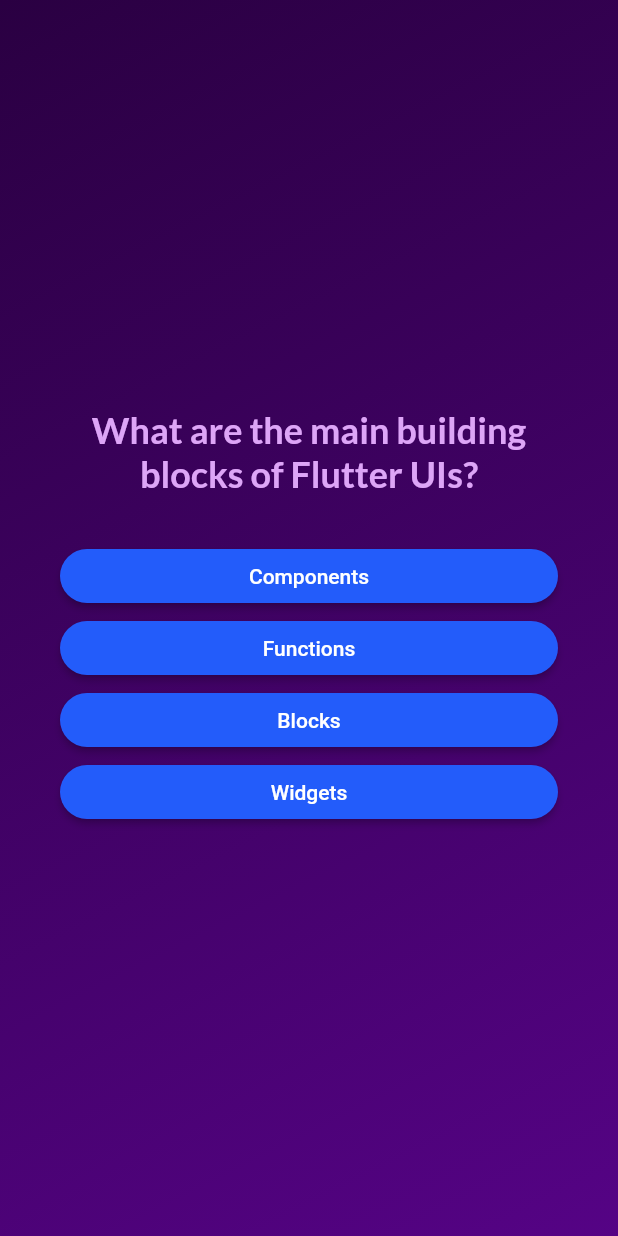
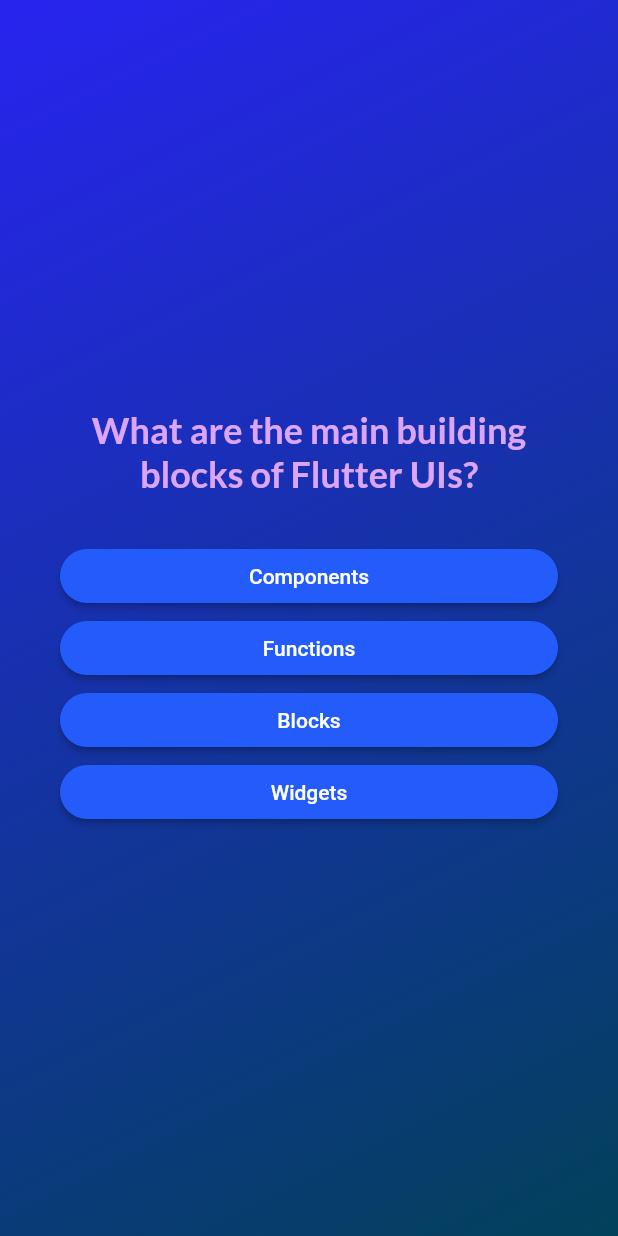
Before and after one commit to NhatLeNguyen/quiz-flutter, a Flutter app: the screen it shows after launch, after a tap on "Start Quiz", on a phone screen of 412 x 824 dp. Run offline on Flutter 3.47's test engine with Material 2 defaults, Android fonts, the phone set to English and light mode, and no system bars; our stand-ins replace google_fonts.

```diff
--- a/my_app/lib/question_screen.dart
+++ b/my_app/lib/question_screen.dart
@@ -1,12 +1,12 @@
-import 'dart:math';
-
 import 'package:flutter/material.dart';
 import 'package:google_fonts/google_fonts.dart';
 import 'package:my_app/answer_button.dart';
 import 'package:my_app/data/questions.dart';
 
 class QuestionScreen extends StatefulWidget {
-  const QuestionScreen({super.key});
+  const QuestionScreen({super.key, required this.onSelectAnswer});
+
+  final void Function(String answer) onSelectAnswer;
   @override
   State<QuestionScreen> createState() {
     return _QuestionScreenState();
@@ -15,9 +15,10 @@ class QuestionScreen extends StatefulWidget {
 
 class _QuestionScreenState extends State<QuestionScreen> {
   var currentQuestionIndex = 0;
-  void answerQuestion() {
+  void answerQuestion(String selectedAnswer) {
+    widget.onSelectAnswer(selectedAnswer);
     setState(() {
-      currentQuestionIndex = Random().nextInt(6);
+      currentQuestionIndex++;
     });
   }
 
@@ -48,7 +49,9 @@ class _QuestionScreenState extends State<QuestionScreen> {
             ...currentQuestion.getShuffledAnswers().map((answer) {
               return AnswerButton(
                 answerText: answer,
-                onTap: answerQuestion,
+                onTap: () {
+                  answerQuestion(answer);
+                },
               );
             })
           ],
--- a/my_app/lib/quiz.dart
+++ b/my_app/lib/quiz.dart
@@ -1,9 +1,11 @@
 import 'package:flutter/material.dart';
+import 'package:my_app/data/questions.dart';
 import 'package:my_app/question_screen.dart';
 import 'package:my_app/start_screen.dart';
 
 class Quiz extends StatefulWidget {
   const Quiz({super.key});
+
   @override
   State<Quiz> createState() {
     return _QuizState();
@@ -12,6 +14,7 @@ class Quiz extends StatefulWidget {
 
 class _QuizState extends State<Quiz> {
   var activeScreen = 'start-screen';
+  List<String> selectedAnswers = [];
   @override
   void initState() {
     activeScreen = 'start-screen';
@@ -24,12 +27,24 @@ class _QuizState extends State<Quiz> {
     });
   }
 
+  void chooseAnswer(String answer) {
+    selectedAnswers.add(answer);
+    if (selectedAnswers.length == questions.length) {
+      setState(() {
+        activeScreen = 'start-screen';
+        selectedAnswers = [];
+      });
+    }
+  }
+
   @override
   Widget build(context) {
     Widget screenWidget = StartScreen(switchScreen);
 
     if (activeScreen == 'questions-screen') {
-      screenWidget = const QuestionScreen();
+      screenWidget = QuestionScreen(
+        onSelectAnswer: chooseAnswer,
+      );
     }
 
     return MaterialApp(
@@ -38,8 +53,8 @@ class _QuizState extends State<Quiz> {
           decoration: const BoxDecoration(
             gradient: LinearGradient(
               colors: [
-                Color.fromARGB(255, 42, 0, 66),
-                Color.fromARGB(255, 85, 3, 133),
+                Color.fromARGB(255, 40, 36, 240),
+                Color.fromARGB(255, 2, 65, 90),
               ],
               begin: Alignment.topLeft,
               end: Alignment.bottomRight,
```
